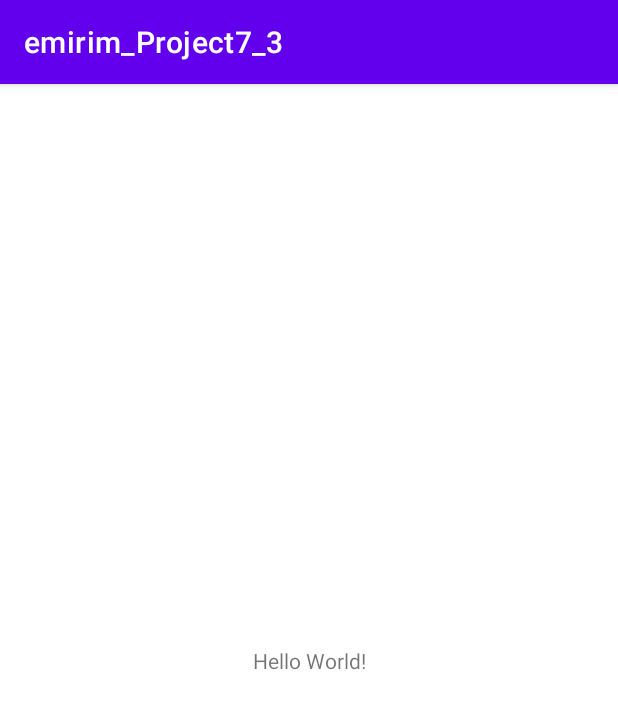
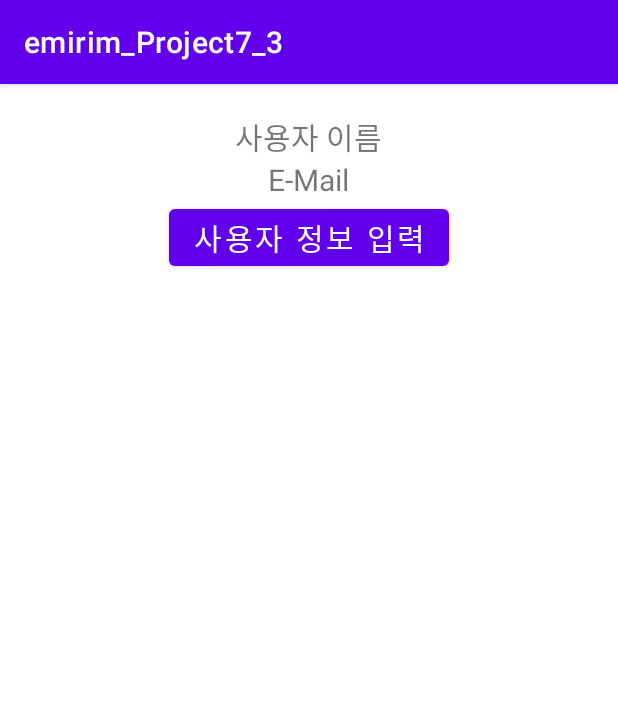
Before and after one commit to dana0221/emirim_Project7_3, an Android app: the screen it shows after launch (MainActivity), on a phone screen of 412 x 824 dp. Shown: the top 709 px of the screen. Run offline under Robolectric (Android 15) with nearby library versions, the phone set to English and light mode, and no system bars.

Commit message:
Edit activity_main Commit

```diff
--- a/app/src/main/res/layout/activity_main.xml
+++ b/app/src/main/res/layout/activity_main.xml
@@ -1,18 +1,32 @@
 <?xml version="1.0" encoding="utf-8"?>
-<androidx.constraintlayout.widget.ConstraintLayout xmlns:android="http://schemas.android.com/apk/res/android"
+<LinearLayout xmlns:android="http://schemas.android.com/apk/res/android"
     xmlns:app="http://schemas.android.com/apk/res-auto"
     xmlns:tools="http://schemas.android.com/tools"
     android:layout_width="match_parent"
     android:layout_height="match_parent"
+    android:orientation="vertical"
+    android:gravity="center_horizontal"
+    android:padding="20dp"
     tools:context=".MainActivity">
 
     <TextView
+        android:id="@+id/user_name"
         android:layout_width="wrap_content"
         android:layout_height="wrap_content"
-        android:text="Hello World!"
-        app:layout_constraintBottom_toBottomOf="parent"
-        app:layout_constraintLeft_toLeftOf="parent"
-        app:layout_constraintRight_toRightOf="parent"
-        app:layout_constraintTop_toTopOf="parent" />
+        android:text="@string/user_name"
+        android:textSize="20sp"/>
 
-</androidx.constraintlayout.widget.ConstraintLayout>
+    <TextView
+        android:id="@+id/user_email"
+        android:layout_width="wrap_content"
+        android:layout_height="wrap_content"
+        android:text="@string/user_email"
+        android:textSize="20sp"/>
+
+    <Button
+        android:id="@+id/btn_input"
+        android:layout_width="wrap_content"
+        android:layout_height="wrap_content"
+        android:text="@string/btn_input"
+        android:textSize="20sp"/>
+</LinearLayout>
--- a/app/src/main/res/values/strings.xml
+++ b/app/src/main/res/values/strings.xml
@@ -1,3 +1,6 @@
 <resources>
     <string name="app_name">emirim_Project7_3</string>
+    <string name="user_name">사용자 이름</string>
+    <string name="user_email">E-Mail</string>
+    <string name="btn_input">사용자 정보 입력</string>
 </resources>
```
